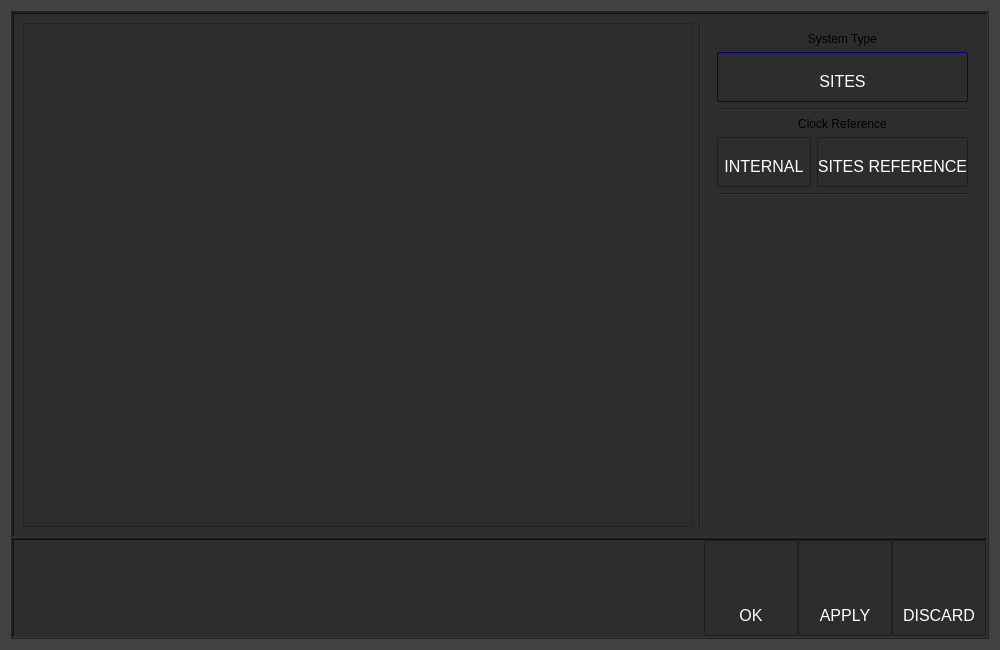
Qt form systemdialog.ui (shokace/GT9000) before a commit.
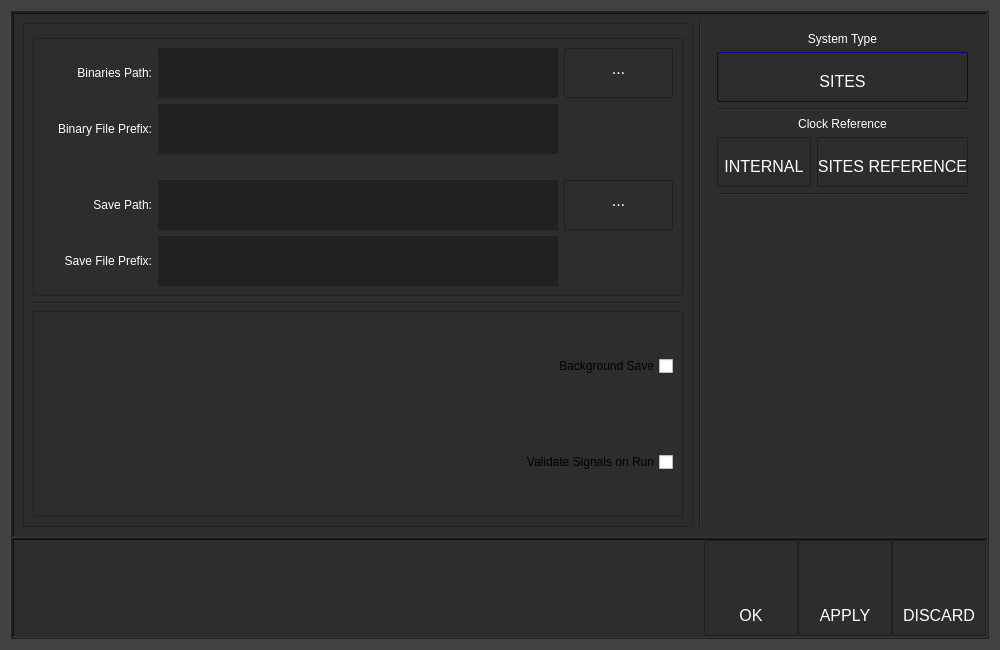
The same form after that commit.

Commit message: system dialog fixes

```diff
--- a/systemdialog.ui
+++ b/systemdialog.ui
@@ -11,7 +11,7 @@
    </rect>
   </property>
   <property name="sizePolicy">
-   <sizepolicy hsizetype="Preferred" vsizetype="Preferred">
+   <sizepolicy hsizetype="Fixed" vsizetype="Fixed">
     <horstretch>0</horstretch>
     <verstretch>0</verstretch>
    </sizepolicy>
@@ -22,6 +22,12 @@
     <height>650</height>
    </size>
   </property>
+  <property name="maximumSize">
+   <size>
+    <width>1000</width>
+    <height>650</height>
+   </size>
+  </property>
   <property name="windowTitle">
    <string>Dialog</string>
   </property>
@@ -61,7 +67,33 @@
     border-color: navy; /* make the default button prominent */
 }
 
+QLineEdit {
+	background-color: rgb(34, 34, 34);
+	color: white;
+	border: 1px solid #1f1f1f;
+}
 
+QToolButton {
+ 	border: 1px solid #1f1f1f;
+    border-radius: 2px;
+    background-color: qlineargradient(x1: 0, y1: 0, x2: 0, y2: 1,
+                                      stop: 0 #464646, stop: 1 #2f2f2f);
+	color: white;
+    min-width: 90px;
+	text-align: bottom;
+	font-size: 16px;
+	padding: 1px 1px 10px 1px;
+
+
+}
+
+QToolButton::pressed{
+    background-color: qlineargradient(x1: 0, y1: 0, x2: 0, y2: 1,
+                                      stop: 0 #2f2f2f, stop: 1 #464646);
+}
+QLabel {
+	color: white;
+}
 
 
 </string>
@@ -144,6 +176,263 @@
            <property name="frameShadow">
             <enum>QFrame::Raised</enum>
            </property>
+           <layout class="QVBoxLayout" name="verticalLayout_4">
+            <item>
+             <spacer name="verticalSpacer_2">
+              <property name="orientation">
+               <enum>Qt::Vertical</enum>
+              </property>
+              <property name="sizeType">
+               <enum>QSizePolicy::Fixed</enum>
+              </property>
+              <property name="sizeHint" stdset="0">
+               <size>
+                <width>20</width>
+                <height>5</height>
+               </size>
+              </property>
+             </spacer>
+            </item>
+            <item>
+             <widget class="QFrame" name="frame_5">
+              <property name="frameShape">
+               <enum>QFrame::StyledPanel</enum>
+              </property>
+              <property name="frameShadow">
+               <enum>QFrame::Raised</enum>
+              </property>
+              <layout class="QGridLayout" name="gridLayout">
+               <item row="4" column="0">
+                <widget class="QLabel" name="label_10">
+                 <property name="text">
+                  <string>Save Path:</string>
+                 </property>
+                 <property name="alignment">
+                  <set>Qt::AlignRight|Qt::AlignTrailing|Qt::AlignVCenter</set>
+                 </property>
+                </widget>
+               </item>
+               <item row="5" column="0">
+                <widget class="QLabel" name="label_11">
+                 <property name="text">
+                  <string>Save File Prefix:</string>
+                 </property>
+                 <property name="alignment">
+                  <set>Qt::AlignRight|Qt::AlignTrailing|Qt::AlignVCenter</set>
+                 </property>
+                </widget>
+               </item>
+               <item row="4" column="2">
+                <widget class="QToolButton" name="toolButton_3">
+                 <property name="sizePolicy">
+                  <sizepolicy hsizetype="Preferred" vsizetype="Preferred">
+                   <horstretch>0</horstretch>
+                   <verstretch>0</verstretch>
+                  </sizepolicy>
+                 </property>
+                 <property name="minimumSize">
+                  <size>
+                   <width>94</width>
+                   <height>50</height>
+                  </size>
+                 </property>
+                 <property name="text">
+                  <string>...</string>
+                 </property>
+                </widget>
+               </item>
+               <item row="5" column="1">
+                <widget class="QLineEdit" name="lineEdit_10">
+                 <property name="sizePolicy">
+                  <sizepolicy hsizetype="Preferred" vsizetype="Preferred">
+                   <horstretch>0</horstretch>
+                   <verstretch>0</verstretch>
+                  </sizepolicy>
+                 </property>
+                 <property name="minimumSize">
+                  <size>
+                   <width>400</width>
+                   <height>50</height>
+                  </size>
+                 </property>
+                </widget>
+               </item>
+               <item row="0" column="0">
+                <widget class="QLabel" name="label_3">
+                 <property name="text">
+                  <string>Binaries Path:</string>
+                 </property>
+                 <property name="alignment">
+                  <set>Qt::AlignRight|Qt::AlignTrailing|Qt::AlignVCenter</set>
+                 </property>
+                </widget>
+               </item>
+               <item row="1" column="1">
+                <widget class="QLineEdit" name="lineEdit_8">
+                 <property name="sizePolicy">
+                  <sizepolicy hsizetype="Preferred" vsizetype="Preferred">
+                   <horstretch>0</horstretch>
+                   <verstretch>0</verstretch>
+                  </sizepolicy>
+                 </property>
+                 <property name="minimumSize">
+                  <size>
+                   <width>400</width>
+                   <height>50</height>
+                  </size>
+                 </property>
+                </widget>
+               </item>
+               <item row="4" column="1">
+                <widget class="QLineEdit" name="lineEdit_9">
+                 <property name="sizePolicy">
+                  <sizepolicy hsizetype="Preferred" vsizetype="Preferred">
+                   <horstretch>0</horstretch>
+                   <verstretch>0</verstretch>
+                  </sizepolicy>
+                 </property>
+                 <property name="minimumSize">
+                  <size>
+                   <width>400</width>
+                   <height>50</height>
+                  </size>
+                 </property>
+                </widget>
+               </item>
+               <item row="0" column="2">
+                <widget class="QToolButton" name="toolButton_2">
+                 <property name="sizePolicy">
+                  <sizepolicy hsizetype="Preferred" vsizetype="Preferred">
+                   <horstretch>0</horstretch>
+                   <verstretch>0</verstretch>
+                  </sizepolicy>
+                 </property>
+                 <property name="minimumSize">
+                  <size>
+                   <width>94</width>
+                   <height>50</height>
+                  </size>
+                 </property>
+                 <property name="text">
+                  <string>...</string>
+                 </property>
+                </widget>
+               </item>
+               <item row="3" column="1">
+                <spacer name="verticalSpacer_3">
+                 <property name="orientation">
+                  <enum>Qt::Vertical</enum>
+                 </property>
+                 <property name="sizeType">
+                  <enum>QSizePolicy::Fixed</enum>
+                 </property>
+                 <property name="sizeHint" stdset="0">
+                  <size>
+                   <width>20</width>
+                   <height>20</height>
+                  </size>
+                 </property>
+                </spacer>
+               </item>
+               <item row="0" column="1">
+                <widget class="QLineEdit" name="lineEdit_7">
+                 <property name="sizePolicy">
+                  <sizepolicy hsizetype="Preferred" vsizetype="Preferred">
+                   <horstretch>0</horstretch>
+                   <verstretch>0</verstretch>
+                  </sizepolicy>
+                 </property>
+                 <property name="minimumSize">
+                  <size>
+                   <width>400</width>
+                   <height>50</height>
+                  </size>
+                 </property>
+                </widget>
+               </item>
+               <item row="1" column="0">
+                <widget class="QLabel" name="label_9">
+                 <property name="text">
+                  <string>Binary File Prefix:</string>
+                 </property>
+                 <property name="alignment">
+                  <set>Qt::AlignRight|Qt::AlignTrailing|Qt::AlignVCenter</set>
+                 </property>
+                </widget>
+               </item>
+              </layout>
+             </widget>
+            </item>
+            <item>
+             <widget class="Line" name="line_5">
+              <property name="orientation">
+               <enum>Qt::Horizontal</enum>
+              </property>
+             </widget>
+            </item>
+            <item>
+             <widget class="QFrame" name="frame_6">
+              <property name="frameShape">
+               <enum>QFrame::StyledPanel</enum>
+              </property>
+              <property name="frameShadow">
+               <enum>QFrame::Raised</enum>
+              </property>
+              <layout class="QGridLayout" name="gridLayout_3">
+               <item row="0" column="0">
+                <widget class="QCheckBox" name="checkBox">
+                 <property name="sizePolicy">
+                  <sizepolicy hsizetype="Preferred" vsizetype="Preferred">
+                   <horstretch>0</horstretch>
+                   <verstretch>0</verstretch>
+                  </sizepolicy>
+                 </property>
+                 <property name="minimumSize">
+                  <size>
+                   <width>50</width>
+                   <height>50</height>
+                  </size>
+                 </property>
+                 <property name="layoutDirection">
+                  <enum>Qt::RightToLeft</enum>
+                 </property>
+                 <property name="text">
+                  <string>Background Save</string>
+                 </property>
+                 <property name="iconSize">
+                  <size>
+                   <width>30</width>
+                   <height>30</height>
+                  </size>
+                 </property>
+                </widget>
+               </item>
+               <item row="1" column="0">
+                <widget class="QCheckBox" name="checkBox_2">
+                 <property name="sizePolicy">
+                  <sizepolicy hsizetype="Preferred" vsizetype="Preferred">
+                   <horstretch>0</horstretch>
+                   <verstretch>0</verstretch>
+                  </sizepolicy>
+                 </property>
+                 <property name="minimumSize">
+                  <size>
+                   <width>50</width>
+                   <height>50</height>
+                  </size>
+                 </property>
+                 <property name="layoutDirection">
+                  <enum>Qt::RightToLeft</enum>
+                 </property>
+                 <property name="text">
+                  <string>Validate Signals on Run</string>
+                 </property>
+                </widget>
+               </item>
+              </layout>
+             </widget>
+            </item>
+           </layout>
           </widget>
          </item>
          <item>
```
The commit also changes 4 other files.
